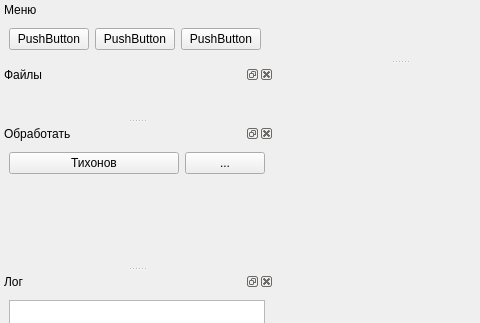
First picture: the form in mainwindow.ui, repository Dm1stry/pyNMR_Processing, before the edit; both pictures show x 0 to 480 and y 0 to 323 of the 800 by 600 pixel window.
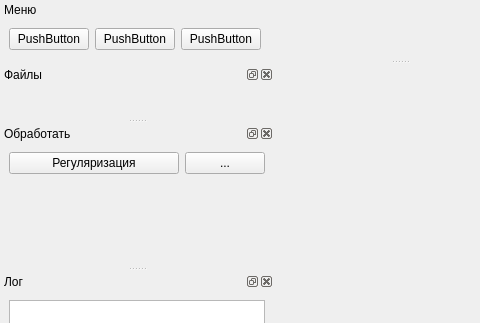
Second picture: the form after the edit.

```diff
--- a/mainwindow.ui
+++ b/mainwindow.ui
@@ -64,7 +64,7 @@
           </sizepolicy>
          </property>
          <property name="text">
-          <string>Тихонов</string>
+          <string>Регуляризация</string>
          </property>
         </widget>
        </item>
```
